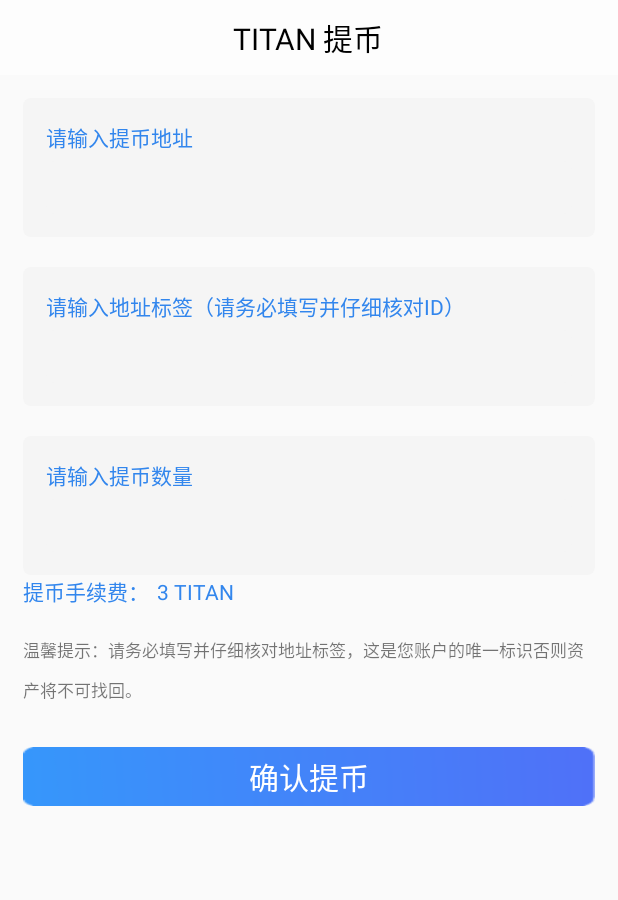
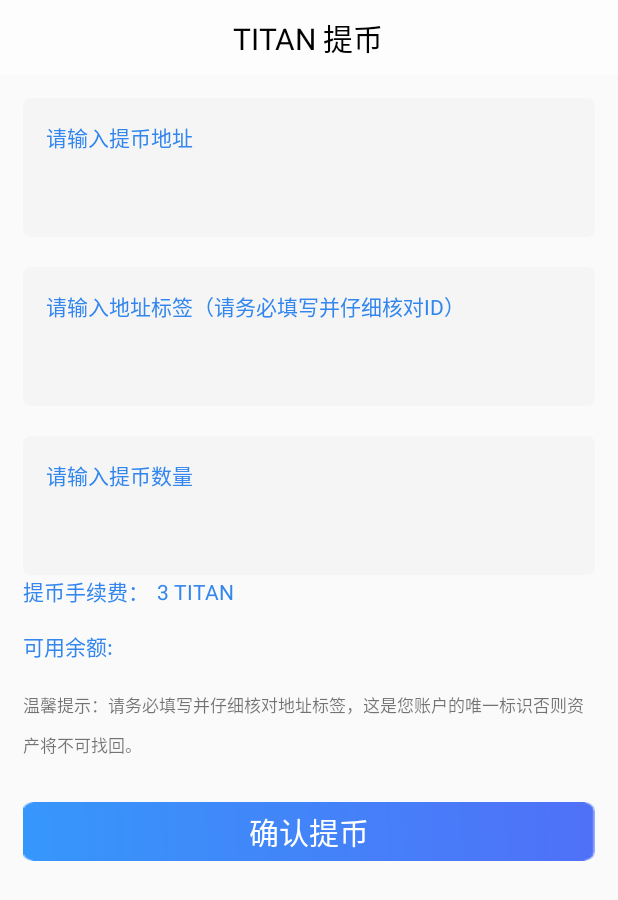
Before and after one commit to liyixaing/NewTiTanasd, an Android app: the AssetTITANActivity screen opened directly, with no data from a screen before it, after a tap on "提币", on a phone screen of 412 x 824 dp. Shown: the top 900 px of the screen. Run offline under Robolectric (Android 15) with nearby library versions, the phone set to English and light mode, and no system bars; our stand-ins replace ButterKnife; libraries missing offline, so code that uses them is left out: com.chad.library, com.jaeger.library, com.scwang.smartrefresh; 9 statements that could not run were skipped.

Commit message:
1.0.8版本正式环境

```diff
--- a/app/src/main/java/lanjing/com/titan/activity/AssetTITANActivity.java
+++ b/app/src/main/java/lanjing/com/titan/activity/AssetTITANActivity.java
@@ -132,6 +132,7 @@
                 break;
             case R.id.withdraw_c_btn://提币
                 Intent withdrwa = new Intent(context, TItanWithdrawActivity.class);
+            withdrwa.putExtra("taitanSum", tvAssetBalance.getText().toString());
                 withdrwa.putExtra("balance", tvTixianBalance.getText().toString());
                 startActivity(withdrwa);
                 break;
--- a/app/src/main/java/lanjing/com/titan/activity/BindingPhoneActivity.java
+++ b/app/src/main/java/lanjing/com/titan/activity/BindingPhoneActivity.java
@@ -70,6 +70,7 @@
     protected SetPhoneContact.SetPhonePresent createPresent() {
         return new SetPhoneContact.SetPhonePresent();
     }
+
 
     private void initSpinner() {
         spinner1.setOnItemSelectedListener(new AdapterView.OnItemSelectedListener() {
@@ -155,6 +156,7 @@
             finish();
         } else {
             ToastUtils.showShortToast(context, response.body().getMsg());
+            dismissLoadingDialog();
         }
     }
 
@@ -175,6 +177,7 @@
 
         } else {
             ToastUtils.showShortToast(context, response.body().getMsg());
+            dismissLoadingDialog();
         }
     }
 
@@ -228,7 +231,7 @@
             case R.id.next_step_btn:
                 String code = edVerificationCode.getText().toString().trim();
                 String oldcode = EtUsedCode.getText().toString().trim();
-                String phonesun = edPhone.getText().toString().trim();
+                String phonesun = areaCode + edPhone.getText().toString().trim();
                 if (ObjectUtils.isEmpty(code) || ObjectUtils.isEmpty(oldcode) || ObjectUtils.isEmpty(phonesun)) {
                     ToastUtils.showLongToast(context, "验证码或手机号码错误");
                     return;
--- a/app/src/main/java/lanjing/com/titan/activity/TItanWithdrawActivity.java
+++ b/app/src/main/java/lanjing/com/titan/activity/TItanWithdrawActivity.java
@@ -52,11 +52,15 @@
     TitleView titleLay;
     @BindView(R.id.tv_service_fee)
     TextView tvServiceFee;
-
+    @BindView(R.id.tv_balance)
+    TextView TvBalance;
+    String dasd;
 
     @Override
     public void initData(Bundle savedInstanceState) {
         balance = getIntent().getStringExtra("balance");
+        dasd = getIntent().getStringExtra("taitanSum");
+        TvBalance.setText("可用余额: "+dasd);
         initEdit();
     }
 
--- a/app/src/main/java/lanjing/com/titan/request/SetNewPhoneRequest.java
+++ b/app/src/main/java/lanjing/com/titan/request/SetNewPhoneRequest.java
@@ -8,12 +8,12 @@
     private String oldPhone;
     private String oldCode;
     private String newPhone;
-    private String newColde;
+    private String newCode;
 
-    public SetNewPhoneRequest(String oldPhone, String oldCode, String newPhone, String newColde) {
+    public SetNewPhoneRequest(String oldPhone, String oldCode, String newPhone, String newCode) {
         this.oldPhone = oldPhone;
         this.oldCode = oldCode;
         this.newPhone = newPhone;
-        this.newColde = newColde;
+        this.newCode = newCode;
     }
 }
--- a/app/src/main/res/layout/activity_import_new_wallet.xml
+++ b/app/src/main/res/layout/activity_import_new_wallet.xml
@@ -52,7 +52,6 @@
                 android:gravity="center_vertical"
                 android:maxLength="11"
                 android:paddingLeft="@dimen/dp_10"
-                android:text="citizen"
                 android:textColor="@color/common_black"
                 android:textCursorDrawable="@drawable/cursor_style"
                 android:textSize="@dimen/sp_16" />
@@ -80,7 +79,6 @@
                 android:gravity="center_vertical"
                 android:maxLength="11"
                 android:paddingLeft="@dimen/dp_10"
-                android:text="journey"
                 android:textColor="@color/common_black"
                 android:textCursorDrawable="@drawable/cursor_style"
                 android:textSize="@dimen/sp_16" />
@@ -108,7 +106,6 @@
                 android:gravity="center_vertical"
                 android:maxLength="11"
                 android:paddingLeft="@dimen/dp_10"
-                android:text="left"
                 android:textColor="@color/common_black"
                 android:textCursorDrawable="@drawable/cursor_style"
                 android:textSize="@dimen/sp_16" />
@@ -130,7 +127,6 @@
             android:background="@drawable/shape_gray_bg"
             android:gravity="center_vertical"
             android:padding="@dimen/dp_10"
-            android:text="18de5283ceb04ddaba2953fc0086a7d9"
             android:textColor="@color/common_black"
             android:textCursorDrawable="@drawable/cursor_style"
             android:textSize="@dimen/sp_16" />
--- a/app/src/main/res/layout/activity_titan_withdraw.xml
+++ b/app/src/main/res/layout/activity_titan_withdraw.xml
@@ -2,9 +2,9 @@
 <LinearLayout xmlns:android="http://schemas.android.com/apk/res/android"
     xmlns:app="http://schemas.android.com/apk/res-auto"
     xmlns:tools="http://schemas.android.com/tools"
-    android:orientation="vertical"
     android:layout_width="match_parent"
     android:layout_height="match_parent"
+    android:orientation="vertical"
     tools:context="lanjing.com.titan.activity.TItanWithdrawActivity">
 
     <com.lxh.baselibray.view.TitleView
@@ -17,121 +17,135 @@
         app:tvTitleText="@string/titan_withdraw" />
 
     <LinearLayout
-        android:orientation="vertical"
+        android:layout_width="match_parent"
+        android:layout_height="match_parent"
         android:layout_margin="@dimen/dp_15"
-        android:layout_width="match_parent"
-        android:layout_height="match_parent">
+        android:orientation="vertical">
+
         <LinearLayout
+            android:layout_width="match_parent"
+            android:layout_height="wrap_content"
             android:background="@drawable/shape_gray_bg"
-            android:padding="@dimen/dp_15"
             android:orientation="vertical"
-            android:layout_width="match_parent"
-            android:layout_height="wrap_content">
+            android:padding="@dimen/dp_15">
+
             <TextView
-                android:textColor="@color/blue"
+                android:layout_width="wrap_content"
+                android:layout_height="wrap_content"
                 android:text="@string/pls_one"
-                android:layout_width="wrap_content"
-                android:layout_height="wrap_content" />
+                android:textColor="@color/blue" />
 
             <EditText
+                android:id="@+id/ed_tibi_address"
+                android:layout_width="match_parent"
+                android:layout_height="@dimen/dp_35"
                 android:layout_marginTop="@dimen/dp_5"
-                android:id="@+id/ed_tibi_address"
                 android:background="@drawable/shape_gray_bg"
                 android:cursorVisible="false"
+                android:gravity="center_vertical"
+                android:inputType="textVisiblePassword"
                 android:maxLines="1"
-                android:inputType="textVisiblePassword"
+                android:paddingLeft="@dimen/dp_10"
+                android:textColor="@color/common_black"
                 android:textCursorDrawable="@drawable/cursor_style"
-                android:paddingLeft="@dimen/dp_10"
-                android:gravity="center_vertical"
-                android:textColor="@color/common_black"
-                android:textSize="@dimen/sp_16"
-                android:layout_width="match_parent"
-                android:layout_height="@dimen/dp_35" />
+                android:textSize="@dimen/sp_16" />
 
         </LinearLayout>
 
         <LinearLayout
+            android:layout_width="match_parent"
+            android:layout_height="wrap_content"
             android:layout_marginTop="@dimen/dp_20"
             android:background="@drawable/shape_gray_bg"
-            android:padding="@dimen/dp_15"
             android:orientation="vertical"
-            android:layout_width="match_parent"
-            android:layout_height="wrap_content">
+            android:padding="@dimen/dp_15">
+
             <TextView
-                android:textColor="@color/blue"
+                android:layout_width="wrap_content"
+                android:layout_height="wrap_content"
                 android:text="@string/pls_two"
-                android:layout_width="wrap_content"
-                android:layout_height="wrap_content" />
+                android:textColor="@color/blue" />
 
             <EditText
+                android:id="@+id/ed_address_id"
+                android:layout_width="match_parent"
+                android:layout_height="@dimen/dp_35"
                 android:layout_marginTop="@dimen/dp_5"
-                android:id="@+id/ed_address_id"
                 android:background="@drawable/shape_gray_bg"
+                android:digits="0123456789"
+                android:gravity="center_vertical"
+                android:maxLines="1"
+                android:paddingLeft="@dimen/dp_10"
+                android:textColor="@color/common_black"
                 android:textCursorDrawable="@drawable/cursor_style"
-                android:paddingLeft="@dimen/dp_10"
-                android:maxLines="1"
-                android:gravity="center_vertical"
-                android:digits="0123456789"
-                android:textColor="@color/common_black"
-                android:textSize="@dimen/sp_16"
-                android:layout_width="match_parent"
-                android:layout_height="@dimen/dp_35" />
+                android:textSize="@dimen/sp_16" />
         </LinearLayout>
 
         <LinearLayout
+            android:layout_width="match_parent"
+            android:layout_height="wrap_content"
             android:layout_marginTop="@dimen/dp_20"
             android:background="@drawable/shape_gray_bg"
-            android:padding="@dimen/dp_15"
             android:orientation="vertical"
-            android:layout_width="match_parent"
-            android:layout_height="wrap_content">
+            android:padding="@dimen/dp_15">
+
             <TextView
-                android:textColor="@color/blue"
+                android:layout_width="wrap_content"
+                android:layout_height="wrap_content"
                 android:text="@string/pls_three"
-                android:layout_width="wrap_content"
-                android:layout_height="wrap_content" />
+                android:textColor="@color/blue" />
 
             <EditText
+                android:id="@+id/ed_num"
+                android:layout_width="match_parent"
+                android:layout_height="@dimen/dp_35"
                 android:layout_marginTop="@dimen/dp_5"
-                android:id="@+id/ed_num"
                 android:background="@drawable/shape_gray_bg"
-                android:textCursorDrawable="@drawable/cursor_style"
-                android:paddingLeft="@dimen/dp_10"
-                android:maxLines="1"
                 android:digits="0123456789"
                 android:gravity="center_vertical"
                 android:inputType="numberDecimal"
+                android:maxLines="1"
+                android:paddingLeft="@dimen/dp_10"
                 android:textColor="@color/common_black"
-                android:textSize="@dimen/sp_16"
-                android:layout_width="match_parent"
-                android:layout_height="@dimen/dp_35" />
+                android:textCursorDrawable="@drawable/cursor_style"
+                android:textSize="@dimen/sp_16" />
         </LinearLayout>
 
         <LinearLayout
-            android:orientation="horizontal"
             android:layout_width="match_parent"
-            android:layout_height="wrap_content">
+            android:layout_height="wrap_content"
+            android:orientation="horizontal">
+
             <TextView
-                android:textColor="@color/blue"
+                android:layout_width="wrap_content"
+                android:layout_height="wrap_content"
                 android:text="@string/pls_four"
-                android:layout_width="wrap_content"
-                android:layout_height="wrap_content" />
+                android:textColor="@color/blue" />
+
             <TextView
                 android:id="@+id/tv_service_fee"
+                android:layout_width="wrap_content"
+                android:layout_height="wrap_content"
                 android:layout_marginLeft="@dimen/dp_5"
-                android:textColor="@color/blue"
                 android:text="3 TITAN"
-                android:layout_width="wrap_content"
-                android:layout_height="wrap_content" />
+                android:textColor="@color/blue" />
         </LinearLayout>
 
         <TextView
-            android:textSize="@dimen/sp_11"
+            android:id="@+id/tv_balance"
+            android:layout_width="wrap_content"
+            android:layout_height="wrap_content"
+            android:layout_marginTop="15dp"
+            android:text="可用余额:"
+            android:textColor="@color/blue" />
+
+        <TextView
+            android:layout_width="match_parent"
+            android:layout_height="wrap_content"
             android:layout_marginTop="@dimen/dp_20"
             android:lineSpacingExtra="@dimen/dp_10"
             android:text="@string/werm_tip"
-            android:layout_width="match_parent"
-            android:layout_height="wrap_content" />
+            android:textSize="@dimen/sp_11" />
 
         <TextView
             android:id="@+id/confirm_btn"
--- a/baselibray/src/main/java/com/lxh/baselibray/net/ServiceGenerator.java
+++ b/baselibray/src/main/java/com/lxh/baselibray/net/ServiceGenerator.java
@@ -20,8 +20,8 @@
      */
     //public static final String BASE_URL = "http://38.21.243.86";
 //     public static final String BASE_URL = "http://114.55.165.42";//公司测试服务器
-//    public static final String BASE_URL = "http://app.titans.world";
-    public static final String BASE_URL = "http://120.79.169.58";
+    public static final String BASE_URL = "http://app.titans.world";
+//    public static final String BASE_URL = "http://120.79.169.58";
 
     public static <T> T createService(Class<T> serviceClass) {
         OkHttpClient.Builder okHttpClientBuilder = new OkHttpClient.Builder();
@@ -31,8 +31,8 @@
         httpLoggingInterceptor.setLevel(HttpLoggingInterceptor.Level.BODY);
         okHttpClientBuilder.addInterceptor(httpLoggingInterceptor);
 
-        Retrofit retrofit = new Retrofit.Builder().baseUrl(BASE_URL + ":8888")//8080
-//                Retrofit retrofit = new Retrofit.Builder().baseUrl(BASE_URL + ":80")//8080
+//        Retrofit retrofit = new Retrofit.Builder().baseUrl(BASE_URL + ":8888")//8080
+                Retrofit retrofit = new Retrofit.Builder().baseUrl(BASE_URL + ":80")//8080
 //        Retrofit retrofit = new Retrofit.Builder().baseUrl(BASE_URL)//8080
                 .addConverterFactory(GsonConverterFactory.create())
                 .client(okHttpClientBuilder.build())
```
Also changed, not shown: app/build.gradle (+6 -4 lines), app/src/main/java/lanjing/com/titan/adapter/CoinDealAdapter.java (+27 -11 lines), app/src/main/java/lanjing/com/titan/adapter/InformationAdapterCH.java (+7 -3 lines), app/src/main/java/lanjing/com/titan/fragment/DealFragment.java (+59 -7 lines), app/src/main/res/layout/fragment_deal.xml (+10 -0 lines), app/src/main/res/layout/recy_item_coin_curr_list.xml (+3 -4 lines), app/src/main/res/mipmap-xxxhdpi/ic_banner_img_zx.png (added), 177 other files.
